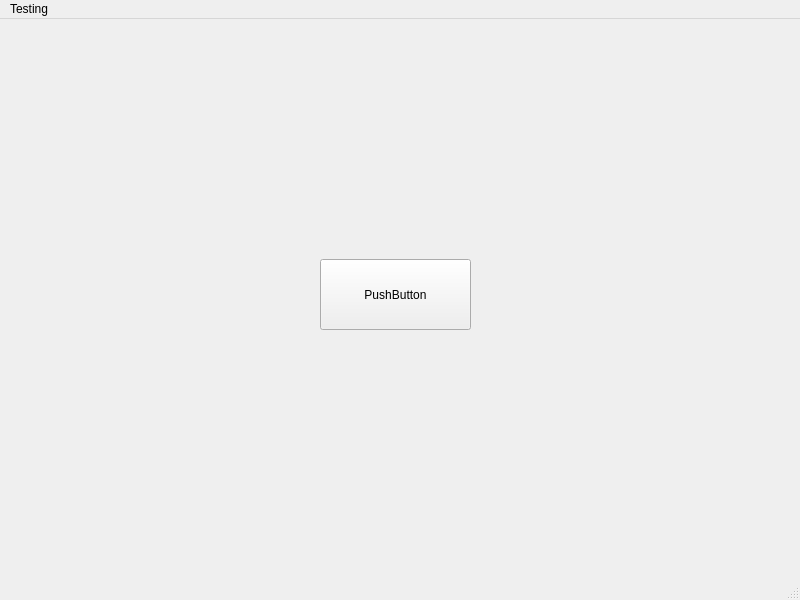
Above: mainwindow.ui from StevenScu/music-player before the change. Below: the same form after it.
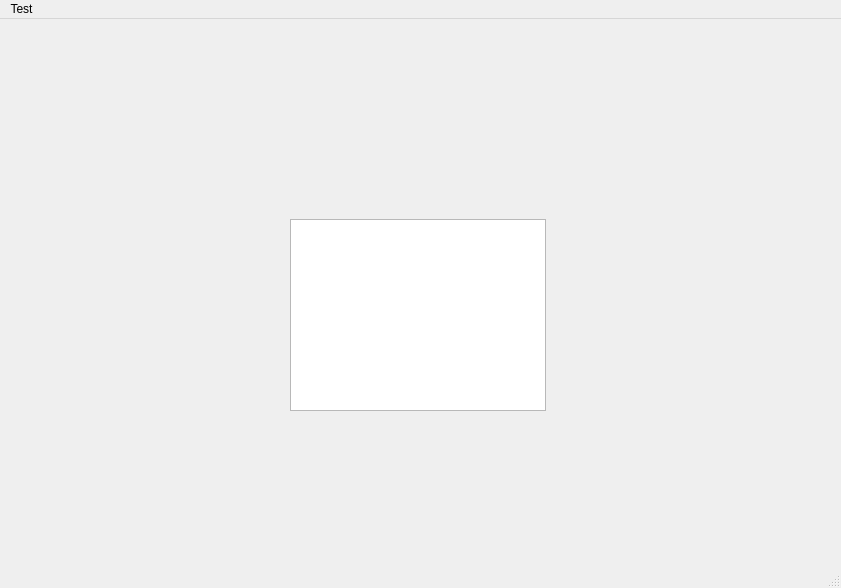
That is the form after the change.

The edit to the form file:
```diff
--- a/mainwindow.ui
+++ b/mainwindow.ui
@@ -6,26 +6,23 @@
    <rect>
     <x>0</x>
     <y>0</y>
-    <width>800</width>
-    <height>600</height>
+    <width>841</width>
+    <height>588</height>
    </rect>
   </property>
   <property name="windowTitle">
    <string>MainWindow</string>
   </property>
   <widget class="QWidget" name="centralwidget">
-   <widget class="QPushButton" name="pushButton">
+   <widget class="QListView" name="listView">
     <property name="geometry">
      <rect>
-      <x>320</x>
-      <y>240</y>
-      <width>151</width>
-      <height>71</height>
+      <x>290</x>
+      <y>200</y>
+      <width>256</width>
+      <height>192</height>
      </rect>
     </property>
-    <property name="text">
-     <string>PushButton</string>
-    </property>
    </widget>
   </widget>
   <widget class="QMenuBar" name="menubar">
@@ -33,13 +30,13 @@
     <rect>
      <x>0</x>
      <y>0</y>
-     <width>800</width>
+     <width>841</width>
      <height>20</height>
     </rect>
    </property>
    <widget class="QMenu" name="menuTesting">
     <property name="title">
-     <string>Testing</string>
+     <string>Test</string>
     </property>
    </widget>
    <addaction name="menuTesting"/>
```
Left out of the diff: 7 changed lines with no effect on the pictures.
